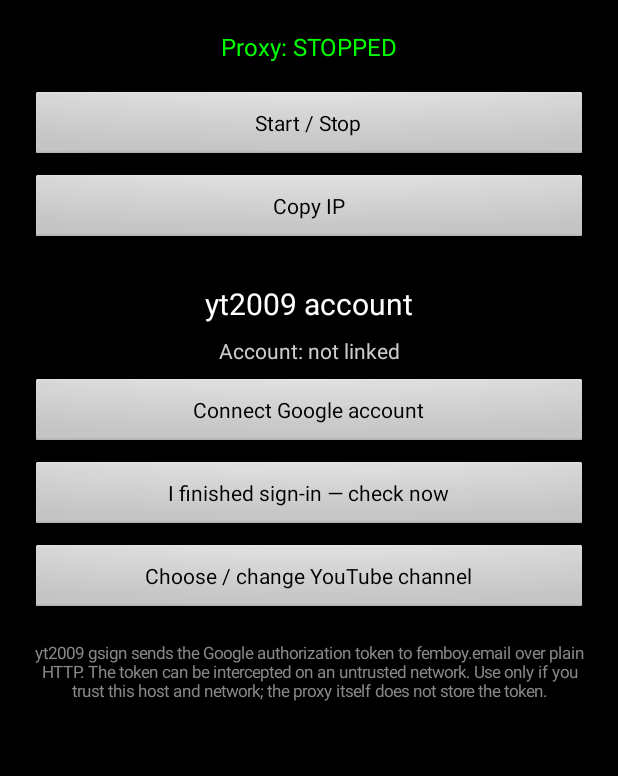
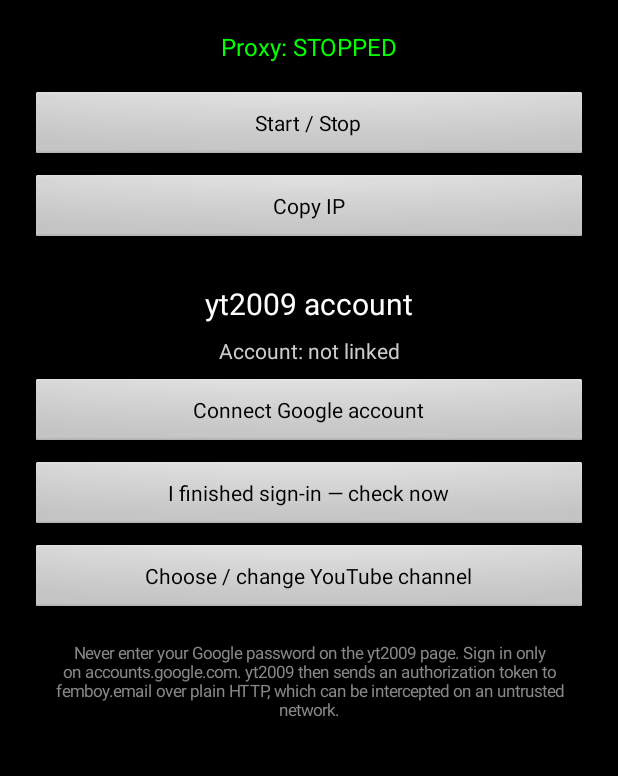
Before and after one commit to daviskas67/ytlegacy-proxy, an Android app: the screen it shows after launch (MainActivity), on a phone screen of 412 x 824 dp, the part 91-867 px from its top. Run offline under Robolectric (Android 15) with nearby library versions, the phone set to English and light mode, and no system bars.

Commit message:
Clarify sign-in guidance and keep polling paused in background

```diff
--- a/ytlegacy-android/app/src/main/java/com/ytlegacy/proxy/MainActivity.java
+++ b/ytlegacy-android/app/src/main/java/com/ytlegacy/proxy/MainActivity.java
@@ -187,7 +187,7 @@ public class MainActivity extends Activity {
         addButton(layout, pickerButton, density);
 
         TextView privacy = new TextView(this);
-        privacy.setText("yt2009 gsign sends the Google authorization token to femboy.email over plain HTTP. The token can be intercepted on an untrusted network. Use only if you trust this host and network; the proxy itself does not store the token.");
+        privacy.setText("Never enter your Google password on the yt2009 page. Sign in only on accounts.google.com. yt2009 then sends an authorization token to femboy.email over plain HTTP, which can be intercepted on an untrusted network.");
         privacy.setTextColor(Color.GRAY);
         privacy.setTextSize(11);
         privacy.setGravity(Gravity.CENTER);
@@ -344,7 +344,7 @@ public class MainActivity extends Activity {
                 } catch (final Exception e) {
                     runOnUiThread(new Runnable() {
                         @Override public void run() {
-                            if (!loginPollActive || isFinishing()) return;
+                            if (!loginPollActive || !activityResumed || isFinishing()) return;
                             if (loginPollAttempts >= LOGIN_POLL_LIMIT) {
                                 loginPollActive = false;
                                 accountStatus.setText("Status unavailable · tap Check sign-in status");
```
